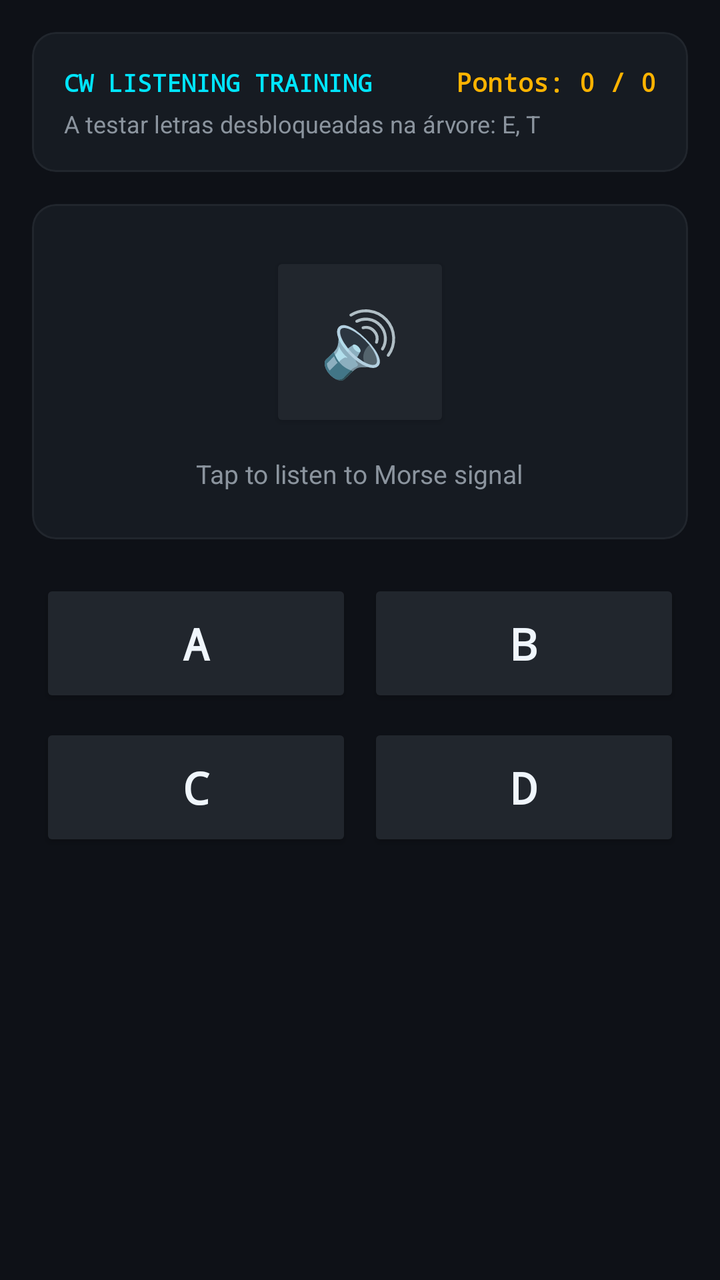
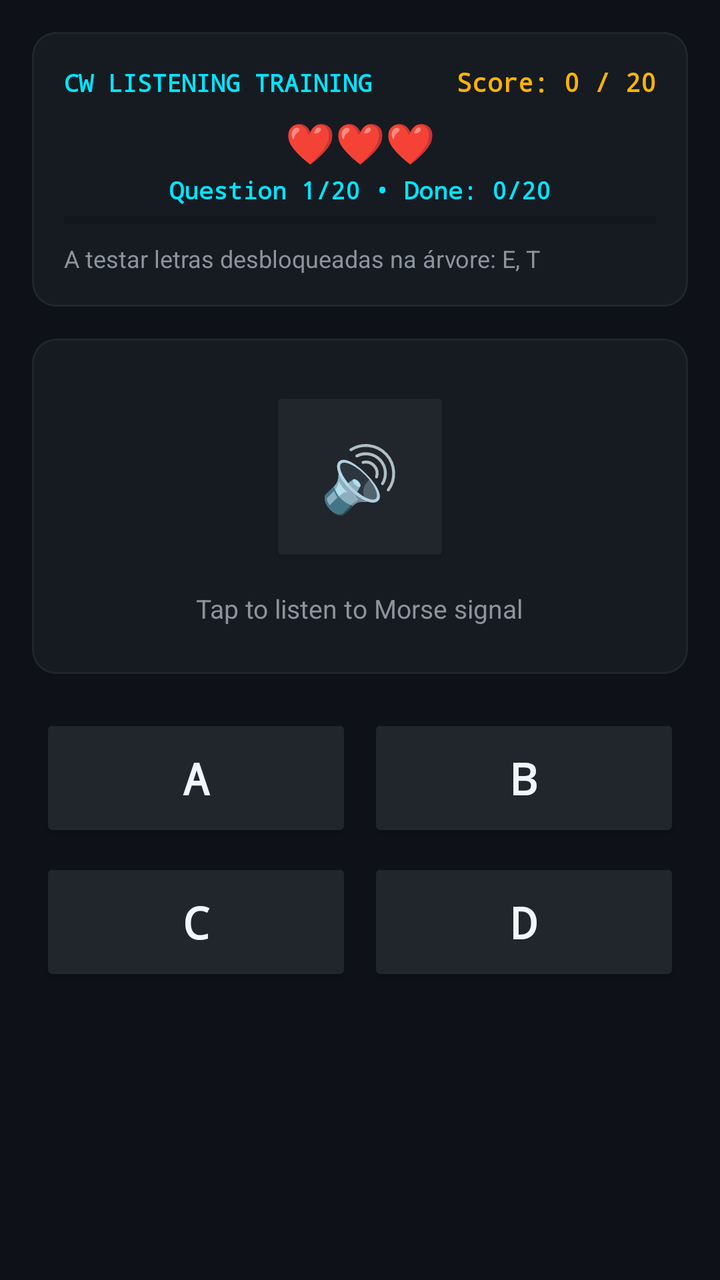

Compare the two renders of this Android layout. The source of the first and the diff that turns it into the second are given below.
<!-- AndroidManifest.xml: application theme Theme.MorseGO -->
<!-- res/layout/fragment_receive.xml -->
<?xml version="1.0" encoding="utf-8"?>
<LinearLayout xmlns:android="http://schemas.android.com/apk/res/android"
    xmlns:app="http://schemas.android.com/apk/res-auto"
    android:layout_width="match_parent"
    android:layout_height="match_parent"
    android:background="@color/radio_dark"
    android:orientation="vertical"
    android:padding="16dp">

    <ScrollView
        android:layout_width="match_parent"
        android:layout_height="match_parent"
        android:fillViewport="true">

        <LinearLayout
            android:layout_width="match_parent"
            android:layout_height="wrap_content"
            android:orientation="vertical">

            
            <com.google.android.material.card.MaterialCardView
                android:layout_width="match_parent"
                android:layout_height="wrap_content"
                android:backgroundTint="@color/radio_surface"
                app:cardCornerRadius="12dp"
                app:cardElevation="0dp"
                app:strokeColor="@color/radio_surface_variant"
                app:strokeWidth="1dp">

                <LinearLayout
                    android:layout_width="match_parent"
                    android:layout_height="wrap_content"
                    android:orientation="vertical"
                    android:padding="16dp">

                    <LinearLayout
                        android:layout_width="match_parent"
                        android:layout_height="wrap_content"
                        android:orientation="horizontal">

                        <TextView
                            android:id="@+id/tvPracticeHeaderTitle"
                            android:layout_width="0dp"
                            android:layout_height="wrap_content"
                            android:layout_weight="1"
                            android:fontFamily="monospace"
                            android:text="@string/cw_listening_practice_title"
                            android:textColor="@color/morse_cyan"
                            android:textSize="12sp"
                            android:textStyle="bold" />

                        <TextView
                            android:id="@+id/tvPracticeScore"
                            android:layout_width="wrap_content"
                            android:layout_height="wrap_content"
                            android:fontFamily="monospace"
                            android:text="Pontos: 0 / 0"
                            android:textColor="@color/morse_amber"
                            android:textSize="13sp"
                            android:textStyle="bold" />
                    </LinearLayout>

                    <TextView
                        android:id="@+id/tvPracticeUnlockedInfo"
                        android:layout_width="wrap_content"
                        android:layout_height="wrap_content"
                        android:layout_marginTop="4dp"
                        android:text="A testar letras desbloqueadas na árvore: E, T"
                        android:textColor="@color/text_secondary"
                        android:textSize="12sp" />
                </LinearLayout>
            </com.google.android.material.card.MaterialCardView>

            
            <com.google.android.material.card.MaterialCardView
                android:layout_width="match_parent"
                android:layout_height="wrap_content"
                android:layout_marginTop="16dp"
                android:backgroundTint="@color/radio_surface"
                app:cardCornerRadius="12dp"
                app:cardElevation="0dp"
                app:strokeColor="@color/radio_surface_variant"
                app:strokeWidth="1dp">

                <LinearLayout
                    android:layout_width="match_parent"
                    android:layout_height="wrap_content"
                    android:gravity="center_horizontal"
                    android:orientation="vertical"
                    android:padding="24dp">

                    <Button
                        android:id="@+id/btnPlayQuestionAudio"
                        android:layout_width="90dp"
                        android:layout_height="90dp"
                        android:backgroundTint="@color/radio_surface_variant"
                        android:fontFamily="monospace"
                        android:text="🔊"
                        android:textColor="@color/morse_amber"
                        android:textSize="32sp"
                        app:cornerRadius="45dp"
                        app:strokeColor="@color/morse_amber"
                        app:strokeWidth="2dp" />

                    <TextView
                        android:id="@+id/tvPracticeTapPrompt"
                        android:layout_width="wrap_content"
                        android:layout_height="wrap_content"
                        android:layout_marginTop="12dp"
                        android:text="@string/practice_tap_to_listen"
                        android:textColor="@color/text_secondary"
                        android:textSize="13sp" />
                </LinearLayout>
            </com.google.android.material.card.MaterialCardView>

            
            <GridLayout
                android:layout_width="match_parent"
                android:layout_height="wrap_content"
                android:layout_marginTop="16dp"
                android:columnCount="2"
                android:rowCount="2">

                <Button
                    android:id="@+id/btnOpt1"
                    android:layout_width="0dp"
                    android:layout_height="64dp"
                    android:layout_columnWeight="1"
                    android:layout_margin="4dp"
                    android:backgroundTint="@color/radio_surface_variant"
                    android:fontFamily="monospace"
                    android:text="A"
                    android:textColor="@color/text_primary"
                    android:textSize="22sp"
                    android:textStyle="bold"
                    app:cornerRadius="8dp" />

                <Button
                    android:id="@+id/btnOpt2"
                    android:layout_width="0dp"
                    android:layout_height="64dp"
                    android:layout_columnWeight="1"
                    android:layout_margin="4dp"
                    android:backgroundTint="@color/radio_surface_variant"
                    android:fontFamily="monospace"
                    android:text="B"
                    android:textColor="@color/text_primary"
                    android:textSize="22sp"
                    android:textStyle="bold"
                    app:cornerRadius="8dp" />

                <Button
                    android:id="@+id/btnOpt3"
                    android:layout_width="0dp"
                    android:layout_height="64dp"
                    android:layout_columnWeight="1"
                    android:layout_margin="4dp"
                    android:backgroundTint="@color/radio_surface_variant"
                    android:fontFamily="monospace"
                    android:text="C"
                    android:textColor="@color/text_primary"
                    android:textSize="22sp"
                    android:textStyle="bold"
                    app:cornerRadius="8dp" />

                <Button
                    android:id="@+id/btnOpt4"
                    android:layout_width="0dp"
                    android:layout_height="64dp"
                    android:layout_columnWeight="1"
                    android:layout_margin="4dp"
                    android:backgroundTint="@color/radio_surface_variant"
                    android:fontFamily="monospace"
                    android:text="D"
                    android:textColor="@color/text_primary"
                    android:textSize="22sp"
                    android:textStyle="bold"
                    app:cornerRadius="8dp" />
            </GridLayout>

            
            <TextView
                android:id="@+id/tvQuizResult"
                android:layout_width="match_parent"
                android:layout_height="wrap_content"
                android:layout_marginTop="12dp"
                android:gravity="center"
                android:textColor="@color/morse_green"
                android:textSize="15sp"
                android:textStyle="bold"
                android:visibility="gone" />

            <Button
                android:id="@+id/btnNextQuestion"
                android:layout_width="match_parent"
                android:layout_height="52dp"
                android:layout_marginTop="12dp"
                android:layout_marginBottom="24dp"
                android:backgroundTint="@color/morse_amber"
                android:fontFamily="monospace"
                android:text="@string/practice_next_question"
                android:textColor="@color/radio_dark"
                android:textStyle="bold"
                android:visibility="gone" />

        </LinearLayout>
    </ScrollView>
</LinearLayout>
<!-- resources referenced by this layout -->
<resources>
  <color name="morse_amber">#FFB300</color>
  <color name="morse_cyan">#00E5FF</color>
  <color name="morse_green">#00E676</color>
  <color name="radio_dark">#0E1117</color>
  <color name="radio_surface">#161B22</color>
  <color name="radio_surface_variant">#21262D</color>
  <color name="text_primary">#F0F6FC</color>
  <color name="text_secondary">#8B949E</color>
  <string name="cw_listening_practice_title">CW LISTENING TRAINING</string>
  <string name="practice_next_question">Next Question ▶</string>
  <string name="practice_tap_to_listen">Tap to listen to Morse signal</string>
  <style name="Theme.MorseGO" parent="Theme.MaterialComponents.DayNight.NoActionBar">
          
          <item name="colorPrimary">@color/morse_amber</item>
          <item name="colorPrimaryVariant">@color/morse_amber_dark</item>
          <item name="colorOnPrimary">@color/radio_dark</item>
  
          
          <item name="colorSecondary">@color/morse_cyan</item>
          <item name="colorSecondaryVariant">@color/morse_cyan_dark</item>
          <item name="colorOnSecondary">@color/radio_dark</item>
  
          
          <item name="android:colorBackground">@color/radio_dark</item>
          <item name="colorSurface">@color/radio_surface</item>
          <item name="colorOnSurface">@color/text_primary</item>
  
          
          <item name="android:statusBarColor">@color/radio_dark</item>
          <item name="android:navigationBarColor">@color/radio_dark</item>
          <item name="android:windowLightStatusBar">false</item>
      </style>
  <color name="morse_amber_dark">#FF8F00</color>
  <color name="morse_cyan_dark">#00B0FF</color>
</resources>

<!-- the commit's change to res/layout/fragment_receive.xml (unified diff, before → after) -->
@@ -54,11 +54,47 @@
                             android:layout_width="wrap_content"
                             android:layout_height="wrap_content"
                             android:fontFamily="monospace"
-                            android:text="Pontos: 0 / 0"
+                            android:text="Score: 0 / 20"
                             android:textColor="@color/morse_amber"
                             android:textSize="13sp"
                             android:textStyle="bold" />
                     </LinearLayout>
+
+                    
+                    <TextView
+                        android:id="@+id/tvReceiveLives"
+                        android:layout_width="match_parent"
+                        android:layout_height="wrap_content"
+                        android:layout_marginTop="8dp"
+                        android:gravity="center"
+                        android:text="❤️❤️❤️"
+                        android:textColor="@color/morse_amber"
+                        android:textSize="20sp"
+                        android:textStyle="bold" />
+
+                    
+                    <TextView
+                        android:id="@+id/tvReceiveProgress"
+                        android:layout_width="match_parent"
+                        android:layout_height="wrap_content"
+                        android:layout_marginTop="2dp"
+                        android:gravity="center"
+                        android:fontFamily="monospace"
+                        android:text="Question 1/20 • Done: 0/20"
+                        android:textColor="@color/morse_cyan"
+                        android:textSize="12sp"
+                        android:textStyle="bold" />
+
+                    <ProgressBar
+                        android:id="@+id/pbReceiveProgress"
+                        style="?android:attr/progressBarStyleHorizontal"
+                        android:layout_width="match_parent"
+                        android:layout_height="6dp"
+                        android:layout_marginTop="4dp"
+                        android:layout_marginBottom="4dp"
+                        android:max="20"
+                        android:progress="0"
+                        android:progressTint="@color/morse_amber" />
 
                     <TextView
                         android:id="@+id/tvPracticeUnlockedInfo"
